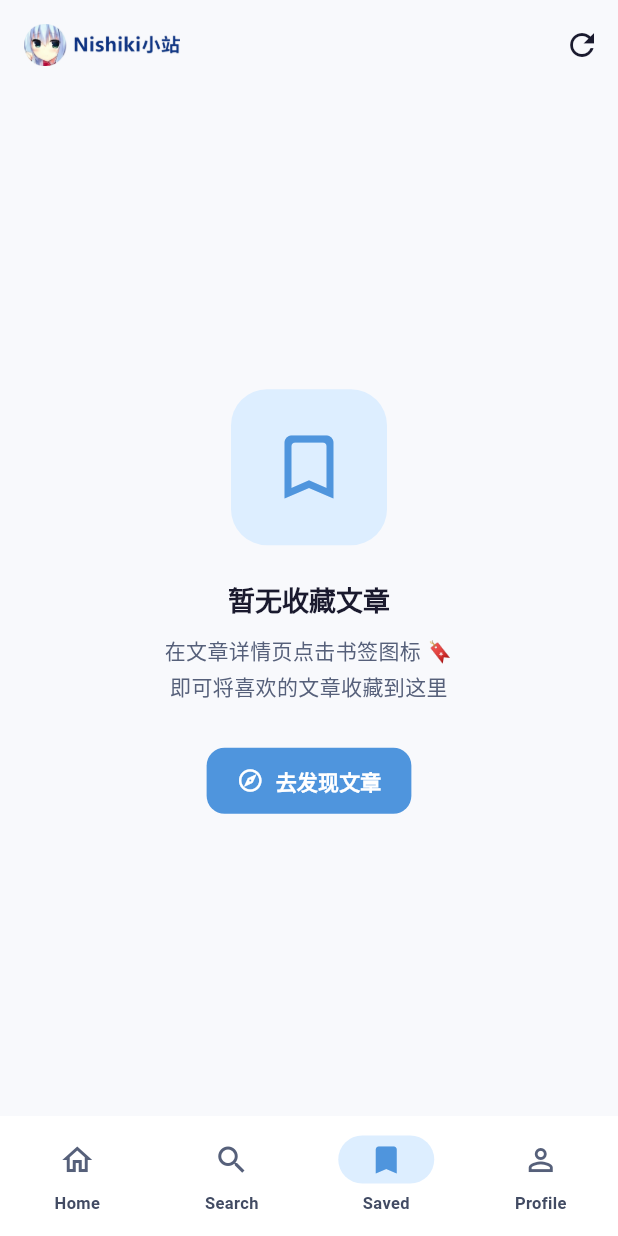
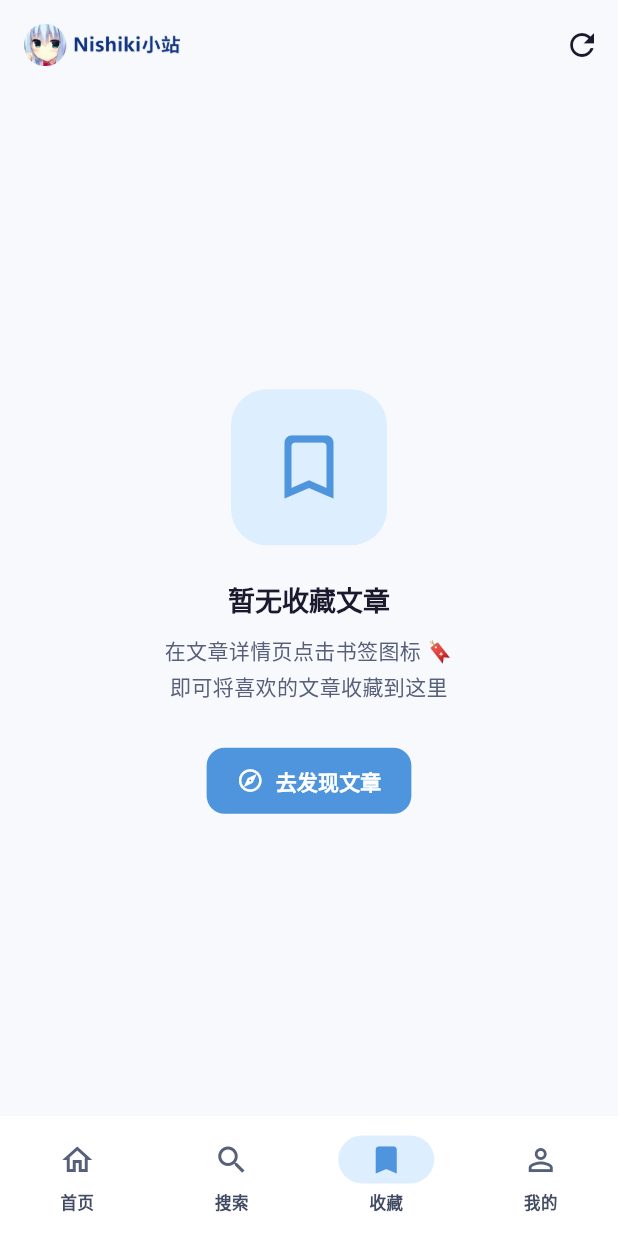
Before and after one commit to Maggyee/nishiki-flutter, a Flutter app: the screen it shows after launch, item 3 of the bottom bar chosen, on a phone screen of 412 x 824 dp. Run offline on Flutter 3.47's test engine with Material 3 defaults, Android fonts, the phone set to English and light mode, and no system bars; our stand-ins replace cached_network_image, flutter_html, share_plus, shared_preferences; missing offline and left inert: flutter_html_table; network calls fail.

Commit message:
feat: 本地化界面文案并统一中文日期与阅读时长格式

```diff
--- a/lib/home_screen.dart
+++ b/lib/home_screen.dart
@@ -234,7 +234,7 @@ class _HomeScreenState extends State<HomeScreen> with TickerProviderStateMixin {
         title: SizedBox(
           height: 28,
           child: Semantics(
-            label: 'Nishiki Blog logo',
+            label: 'Nishiki 博客徽标',
             image: true,
             child: Image.asset(
               'assets/images/site_wordmark.png',
@@ -243,7 +243,7 @@ class _HomeScreenState extends State<HomeScreen> with TickerProviderStateMixin {
               errorBuilder: (context, error, stackTrace) {
                 return const Align(
                   alignment: Alignment.centerLeft,
-                  child: Text('Nishiki Blog'),
+                  child: Text('Nishiki 博客'),
                 );
               },
             ),
@@ -251,7 +251,7 @@ class _HomeScreenState extends State<HomeScreen> with TickerProviderStateMixin {
         ),
         actions: [
           IconButton(
-            tooltip: 'Refresh',
+            tooltip: '刷新',
             onPressed: () {
               if (_tabIndex == 2) {
                 _loadSavedPosts();
@@ -285,22 +285,22 @@ class _HomeScreenState extends State<HomeScreen> with TickerProviderStateMixin {
             NavigationDestination(
               icon: Icon(Icons.home_outlined),
               selectedIcon: Icon(Icons.home),
-              label: 'Home',
+              label: '首页',
             ),
             NavigationDestination(
               icon: Icon(Icons.search_outlined),
               selectedIcon: Icon(Icons.search),
-              label: 'Search',
+              label: '搜索',
             ),
             NavigationDestination(
               icon: Icon(Icons.bookmark_outline),
               selectedIcon: Icon(Icons.bookmark),
-              label: 'Saved',
+              label: '收藏',
             ),
             NavigationDestination(
               icon: Icon(Icons.person_outline),
               selectedIcon: Icon(Icons.person),
-              label: 'Profile',
+              label: '我的',
             ),
           ],
         ),
@@ -318,7 +318,7 @@ class _HomeScreenState extends State<HomeScreen> with TickerProviderStateMixin {
           Padding(
             padding: const EdgeInsets.fromLTRB(16, 20, 16, 8),
             child: Text(
-              'Today Picks',
+              '今日精选',
               style: Theme.of(context).textTheme.titleLarge,
             ),
           ),
@@ -330,7 +330,7 @@ class _HomeScreenState extends State<HomeScreen> with TickerProviderStateMixin {
             ),
           ),
           _buildHomeHero(),
-          _buildFeed(sectionTitle: 'Trending Now', skipFirst: true),
+          _buildFeed(sectionTitle: '热门推荐', skipFirst: true),
         ],
       ),
     );
@@ -351,7 +351,7 @@ class _HomeScreenState extends State<HomeScreen> with TickerProviderStateMixin {
         Padding(
           padding: const EdgeInsets.fromLTRB(16, 6, 16, 0),
           child: Text(
-            'Featured Story',
+            '精选推荐',
             style: Theme.of(context).textTheme.labelLarge?.copyWith(
                   fontWeight: FontWeight.w700,
                 ),
@@ -379,7 +379,7 @@ class _HomeScreenState extends State<HomeScreen> with TickerProviderStateMixin {
           _buildSearchArea(),
           _buildCategoryArea(),
           _buildRecentSearches(),
-          _buildFeed(sectionTitle: 'Search Results'),
+          _buildFeed(sectionTitle: '搜索结果'),
         ],
       ),
     );
@@ -390,11 +390,11 @@ class _HomeScreenState extends State<HomeScreen> with TickerProviderStateMixin {
       padding: const EdgeInsets.fromLTRB(16, 16, 16, 4),
       child: SearchBar(
         controller: _searchController,
-        hintText: 'Search articles, topics, or authors',
+        hintText: '搜索文章、话题或作者',
         leading: const Icon(Icons.search),
         trailing: [
           IconButton(
-            tooltip: 'Run search',
+            tooltip: '开始搜索',
             onPressed: _search,
             icon: const Icon(Icons.arrow_forward),
           ),
@@ -413,7 +413,7 @@ class _HomeScreenState extends State<HomeScreen> with TickerProviderStateMixin {
         runSpacing: 8,
         children: [
           ChoiceChip(
-            label: const Text('All'),
+            label: const Text('全部'),
             selected: _selectedCategoryId == null,
             showCheckmark: true,
             checkmarkColor: AppTheme.primaryDark,
@@ -472,7 +472,7 @@ class _HomeScreenState extends State<HomeScreen> with TickerProviderStateMixin {
       child: Column(
         crossAxisAlignment: CrossAxisAlignment.start,
         children: [
-          Text('Recent Searches', style: Theme.of(context).textTheme.titleSmall),
+          Text('最近搜索', style: Theme.of(context).textTheme.titleSmall),
           const SizedBox(height: 8),
           Wrap(
             spacing: 8,
@@ -507,7 +507,7 @@ class _HomeScreenState extends State<HomeScreen> with TickerProviderStateMixin {
             child: Column(
               crossAxisAlignment: CrossAxisAlignment.start,
               children: [
-                const Text('Unable to load content', style: TextStyle(fontWeight: FontWeight.w700)),
+                const Text('无法加载内容', style: TextStyle(fontWeight: FontWeight.w700)),
                 const SizedBox(height: 8),
                 Text(_error!),
                 const SizedBox(height: 8),
@@ -520,13 +520,13 @@ class _HomeScreenState extends State<HomeScreen> with TickerProviderStateMixin {
                     if (_apiError?.canRetry ?? true)
                       FilledButton(
                         onPressed: _loadInitial,
-                        child: const Text('Try again'),
+                        child: const Text('重试'),
                       ),
                     if (_apiError?.showConfigEntry ?? false)
                       OutlinedButton.icon(
                         onPressed: _showConfigHelpDialog,
                         icon: const Icon(Icons.settings_outlined),
-                        label: const Text('Site config help'),
+                        label: const Text('站点配置帮助'),
                       ),
                   ],
                 ),
@@ -544,7 +544,7 @@ class _HomeScreenState extends State<HomeScreen> with TickerProviderStateMixin {
       return const Padding(
         padding: EdgeInsets.all(24),
         child: Center(
-          child: Text('No matching posts. Try another keyword or category.'),
+          child: Text('没有找到匹配的文章，请尝试其他关键词或分类。'),
         ),
       );
     }
@@ -671,7 +671,7 @@ class _HomeScreenState extends State<HomeScreen> with TickerProviderStateMixin {
         actions: [
           TextButton(
             onPressed: () => Navigator.of(ctx).pop(),
-            child: const Text('Close'),
+            child: const Text('关闭'),
           ),
         ],
       ),
@@ -1346,7 +1346,7 @@ class _HomeScreenState extends State<HomeScreen> with TickerProviderStateMixin {
             padding: const EdgeInsets.only(top: 24),
             child: Center(
               child: Text(
-                'Made with 💙 by Nishiki',
+                'Nishiki 用 💙 制作',
                 style: TextStyle(
                   fontSize: 12,
                   color: isDark ? AppTheme.darkModeSecondary.withValues(alpha: 0.6) : AppTheme.lightText.withValues(alpha: 0.5),
@@ -1836,11 +1836,7 @@ class _SettingsTile {
 
 /// 格式化日期为 "Feb 16" 格式
 String _formatDate(DateTime date) {
-  const months = [
-    'Jan', 'Feb', 'Mar', 'Apr', 'May', 'Jun',
-    'Jul', 'Aug', 'Sep', 'Oct', 'Nov', 'Dec',
-  ];
-  return '${months[date.month - 1]} ${date.day}';
+  return '${date.month}月${date.day}日';
 }
 
 /// ================================================================
--- a/lib/main.dart
+++ b/lib/main.dart
@@ -55,7 +55,7 @@ class _NishikiAppState extends State<NishikiApp> {
   @override
   Widget build(BuildContext context) {
     return MaterialApp(
-      title: 'Nishiki Blog',
+      title: 'Nishiki 博客',
       debugShowCheckedModeBanner: false,
       theme: AppTheme.lightTheme,
       darkTheme: AppTheme.darkTheme,
```
Also changed, not shown: lib/screens/article_detail_screen.dart (+8 -12 lines), lib/widgets/article_card.dart (+4 -8 lines).
